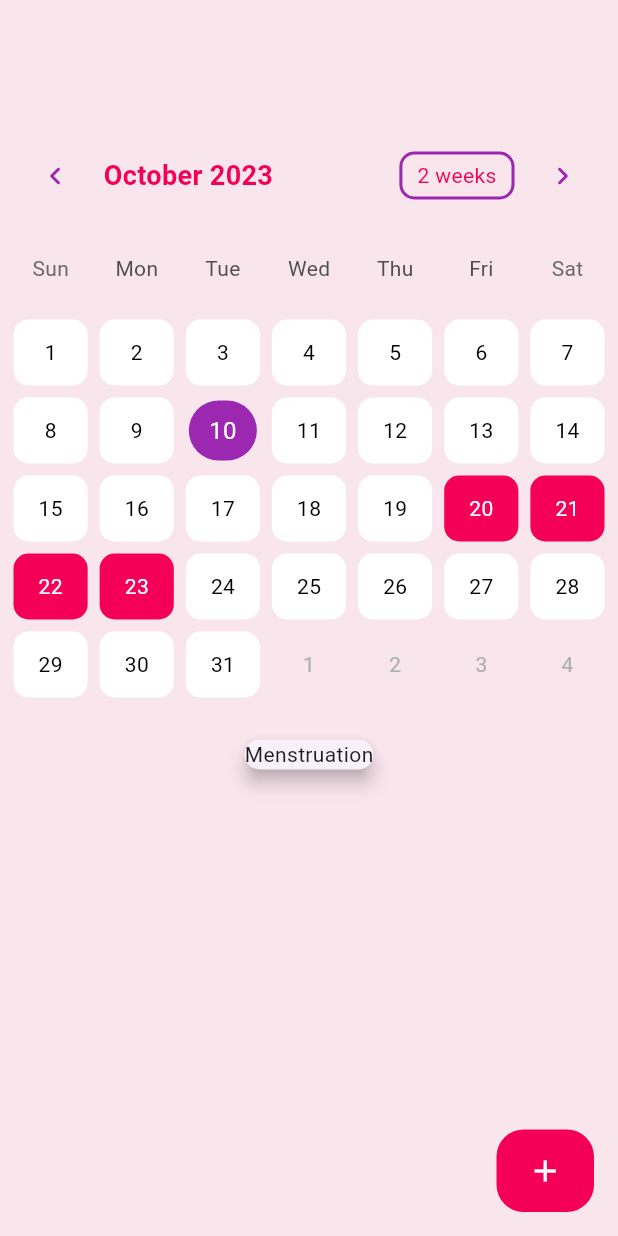
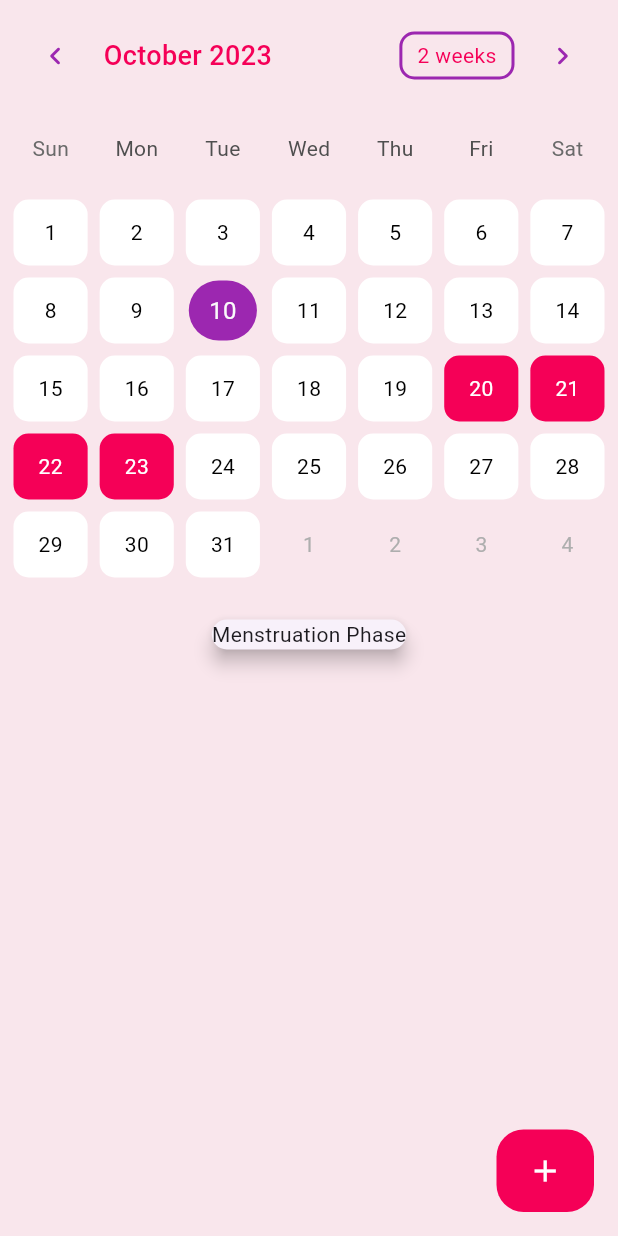
Before and after one commit to aanish37/Stritva, a Flutter app: the CalendarPage screen opened directly, on a phone screen of 412 x 824 dp. Run offline on Flutter 3.47's test engine with Material 2 defaults, Android fonts, the phone set to English and light mode, and no system bars; drawn by our look-alikes of table_calendar; our stand-ins replace font_awesome_flutter; Roboto replaces fonts that are missing (Ubuntu); project files that could hold a hidden picture were left out.

Commit message:
each day phase predictioin

```diff
--- a/lib/model/logic.dart
+++ b/lib/model/logic.dart
@@ -1,6 +1,6 @@
-DateTime periodStartDate = DateTime.now();
+DateTime periodStartDate = DateTime(2023, 10, 20);
 int periodLength = 4;
-int cycleLength = 28;
+int cycleLength = 30;
 
 Map<String, String> calculateMenstrualPhase(DateTime date) {
   // Calculate the day within the cycle
@@ -15,7 +15,7 @@ Map<String, String> calculateMenstrualPhase(DateTime date) {
   // Determine the phase based on the day in the cycle
   String phase;
   if (dayInCycle <= periodLength) {
-    phase = "Menstruation";
+    phase = "Menstruation Phase";
   } else if (dayInCycle <= cycleLength) {
     phase = "Follicular Phase";
   } else {
@@ -29,7 +29,7 @@ Map<String, String> calculateMenstrualPhase(DateTime date) {
     }
 
     // Update pregnancyChance based on the phase
-    if (phase == "Menstruation") {
+    if (phase == "Menstruation Phase") {
       pregnancyChance = "Low";
     } else if (phase == "Follicular Phase") {
       pregnancyChance = "Low";
--- a/lib/view/calendar_page.dart
+++ b/lib/view/calendar_page.dart
@@ -267,9 +267,6 @@ class _CalendarPageState extends State<CalendarPage> {
         padding: EdgeInsets.all(5),
         child: Column(
           children: [
-            SizedBox(
-              height: 80,
-            ),
             TableCalendar(
               firstDay: DateTime.utc(2010, 10, 16),
               lastDay: DateTime.utc(2030, 3, 14),
@@ -282,7 +279,7 @@ class _CalendarPageState extends State<CalendarPage> {
               headerStyle: HeaderStyle(
                   titleTextStyle: TextStyle(
                       color: buttonColor,
-                      fontWeight: FontWeight.bold,
+                      fontWeight: FontWeight.w500,
                       fontSize: 18),
                   formatButtonTextStyle: TextStyle(color: buttonColor),
                   formatButtonDecoration: BoxDecoration(
```
